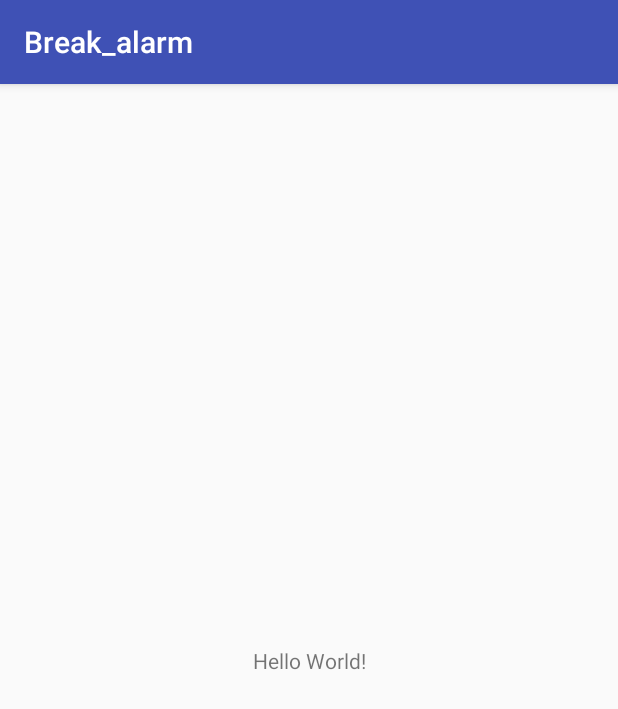
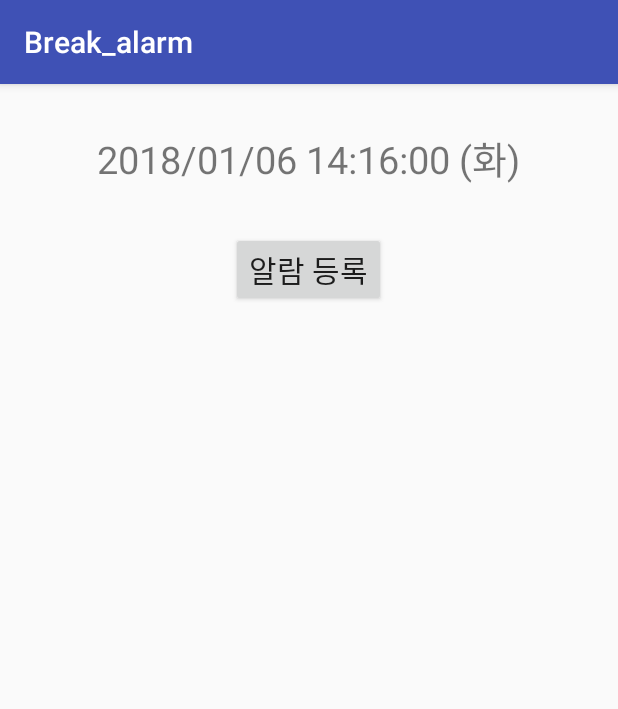
Before and after one commit to Yoomochi-93/Break_Alarm, an Android app: the screen it shows after launch (MainActivity), on a phone screen of 412 x 824 dp. Shown: the top 709 px of the screen. Run offline under Robolectric (Android 15) with nearby library versions, the phone set to English and light mode, and no system bars.

Commit message:
Modify MainAcitivity UI
1. 메인엑티비티 UI 수정
2. 알람등록 UI 추가

Change-Id: I6e398e38b77d8dc11536555021120912d8b8cec7

```diff
--- a/app/src/main/AndroidManifest.xml
+++ b/app/src/main/AndroidManifest.xml
@@ -4,7 +4,7 @@
 
     <application
         android:allowBackup="true"
-        android:icon="@mipmap/ic_launcher"
+        android:icon="@mipmap/watch_launcher"
         android:label="@string/app_name"
         android:roundIcon="@mipmap/ic_launcher_round"
         android:supportsRtl="true"
--- a/app/src/main/java/com/example/jhw_n_491/break_alarm/MainActivity.java
+++ b/app/src/main/java/com/example/jhw_n_491/break_alarm/MainActivity.java
@@ -1,13 +1,51 @@
 package com.example.jhw_n_491.break_alarm;
 
+import android.app.TimePickerDialog;
 import android.support.v7.app.AppCompatActivity;
 import android.os.Bundle;
+import android.view.View;
+import android.widget.Button;
+import android.widget.ListView;
+import android.widget.TimePicker;
+import android.widget.Toast;
 
 public class MainActivity extends AppCompatActivity {
+
+    Button registration_btn;
+    ListView alarm_list;
 
     @Override
     protected void onCreate(Bundle savedInstanceState) {
         super.onCreate(savedInstanceState);
         setContentView(R.layout.activity_main);
+
+        initUiComponents();
+
+        registration_btn.setOnClickListener(new View.OnClickListener()
+        {
+            @Override
+            public void onClick(View v) {
+                DialogTimePicker();
+            }
+        });
+    }
+
+    private void DialogTimePicker()
+    {
+        TimePickerDialog.OnTimeSetListener mTimeSetListener = new TimePickerDialog.OnTimeSetListener() {
+            @Override
+            public void onTimeSet(TimePicker view, int hourOfDay, int minute) {
+                Toast.makeText(getApplicationContext(), "Time is="+ hourOfDay + ":" + minute,Toast.LENGTH_SHORT).show();
+            }
+        };
+
+        TimePickerDialog alert = new TimePickerDialog(this, mTimeSetListener,0,0,false);
+        alert.show();
+    }
+
+    void initUiComponents()
+    {
+        registration_btn = (Button)findViewById(R.id.registration_btn);
+        alarm_list = (ListView)findViewById(R.id.alarm_list);
     }
 }
--- a/app/src/main/res/layout/activity_main.xml
+++ b/app/src/main/res/layout/activity_main.xml
@@ -6,13 +6,35 @@
     android:layout_height="match_parent"
     tools:context="com.example.jhw_n_491.break_alarm.MainActivity">
 
-    <TextView
-        android:layout_width="wrap_content"
-        android:layout_height="wrap_content"
-        android:text="Hello World!"
-        app:layout_constraintBottom_toBottomOf="parent"
-        app:layout_constraintLeft_toLeftOf="parent"
-        app:layout_constraintRight_toRightOf="parent"
-        app:layout_constraintTop_toTopOf="parent" />
+    <LinearLayout
+        android:layout_width="match_parent"
+        android:layout_height="match_parent"
+        android:orientation="vertical">
+
+        <TextView
+            android:id="@+id/current_Time"
+            android:layout_width="wrap_content"
+            android:layout_height="wrap_content"
+            android:layout_margin="30dp"
+            android:layout_gravity="center"
+            android:textSize="25dp"
+            android:text="2018/01/06 14:16:00 (화)" />
+
+        <Button
+            android:id="@+id/registration_btn"
+            android:layout_width="wrap_content"
+            android:layout_height="wrap_content"
+            android:layout_gravity="center"
+            android:text="알람 등록"
+            android:textSize="20dp"/>
+
+        <ListView
+            android:id="@+id/alarm_list"
+            android:layout_width="match_parent"
+            android:layout_height="match_parent"
+            android:divider="#ffcc22">
+        </ListView>
+
+    </LinearLayout>
 
 </android.support.constraint.ConstraintLayout>
```
